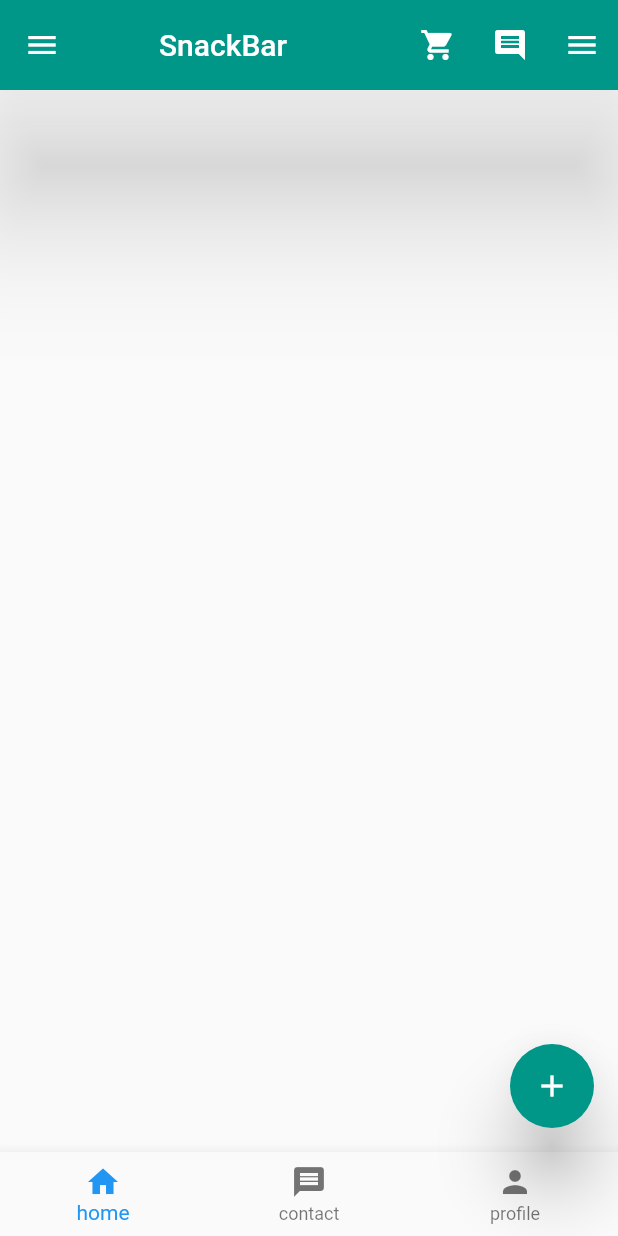
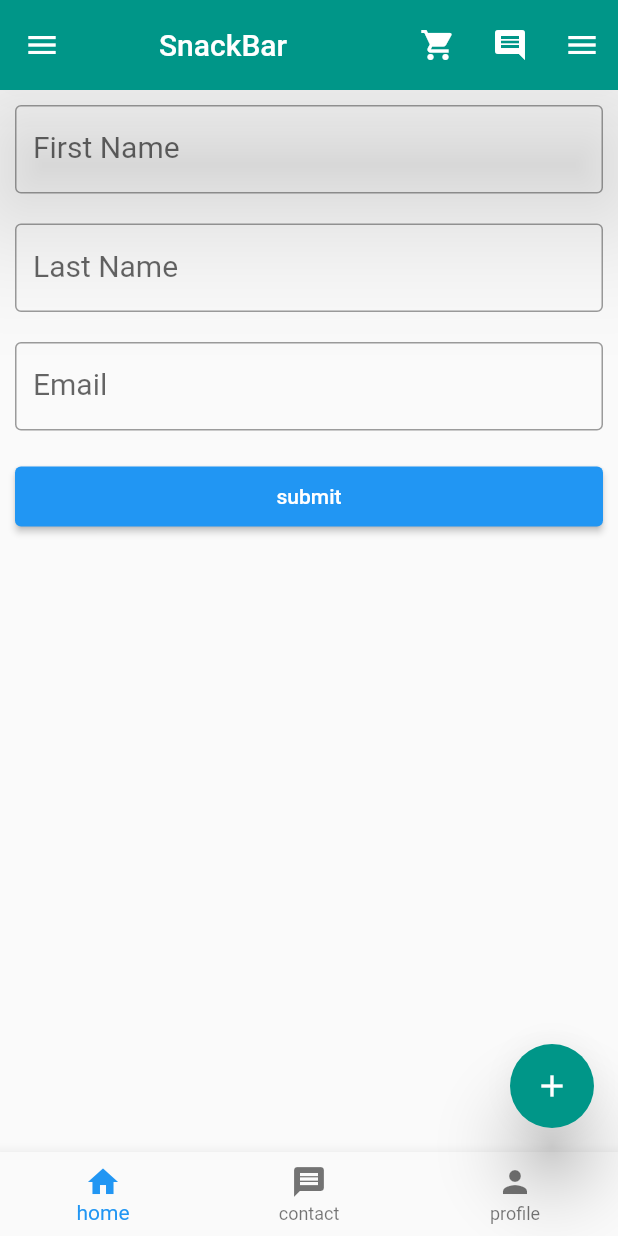
Before and after one commit to Sazzad-Hossain-Sobuj/Ostad_Flutter, a Flutter app: the screen it shows after launch, on a phone screen of 412 x 824 dp. Run offline on Flutter 3.47's test engine with Material 2 defaults, Android fonts, the phone set to English and light mode, and no system bars.

```diff
--- a/lib/home_screen.dart
+++ b/lib/home_screen.dart
@@ -12,6 +12,10 @@ class HomeScreen extends StatelessWidget {
 
   @override
   Widget build(BuildContext context) {
+
+   // ButtonStyle buttonStyle = ElevatedButton.styleFrom(
+   //   minimumSize: Size(double.infinity,30)
+   // );
     return Scaffold(
       appBar: AppBar(
         title: Text('SnackBar'),
@@ -123,6 +127,42 @@ class HomeScreen extends StatelessWidget {
         ),
 
       ),
+
+      body: Column(
+        mainAxisAlignment: MainAxisAlignment.start,
+        children: [
+          Padding(padding: EdgeInsets.all(10),
+          child:  TextField(
+            decoration: InputDecoration(
+              border: OutlineInputBorder(),
+              labelText: 'First Name',
+              labelStyle: TextStyle(fontSize: 20),
+            ),),),
+          Padding(padding: EdgeInsets.all(10),
+            child:  TextField(
+              decoration: InputDecoration(
+                border: OutlineInputBorder(),
+                labelText: 'Last Name',
+                labelStyle: TextStyle(fontSize: 20),
+              ),),),
+          Padding(padding: EdgeInsets.all(10),
+            child:  TextField(
+              decoration: InputDecoration(
+                border: OutlineInputBorder(),
+                labelText: 'Email',
+                labelStyle: TextStyle(fontSize: 20),
+              ),),),
+          Padding(padding: EdgeInsets.all(10),
+            child: ElevatedButton(onPressed: (){},
+                child: Text('submit'),
+                style: ElevatedButton.styleFrom(minimumSize: Size(double.infinity, 40)),
+            ),
+          ),
+
+
+
+        ],
+      )
     );
   }
 }
```
